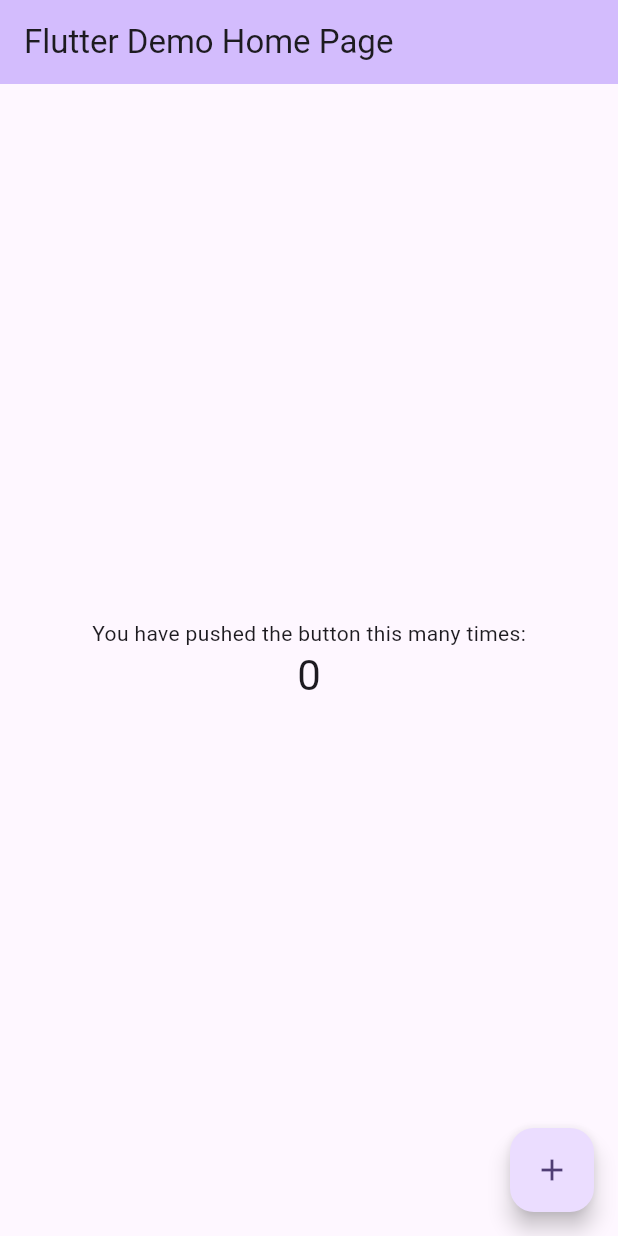
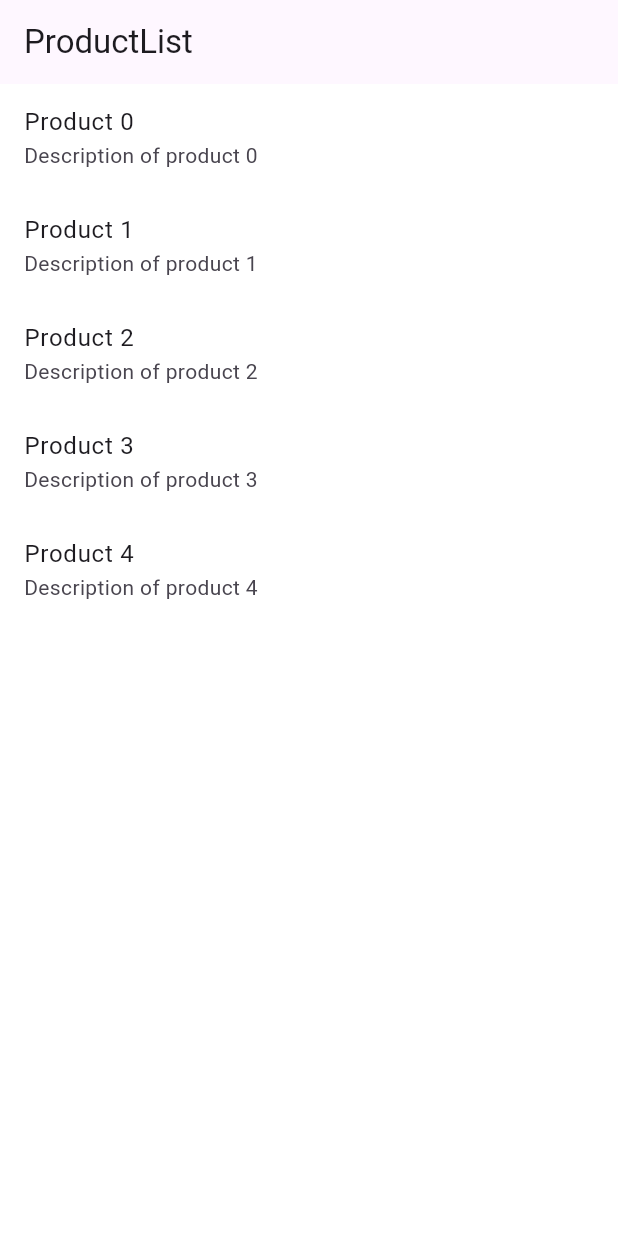
Before and after one commit to milenavms/sistema-lista-produtos, a Flutter app: the screen it shows after launch, on a phone screen of 412 x 824 dp. Run offline on Flutter 3.47's test engine with Material 3 defaults, Android fonts, the phone set to English and light mode, and no system bars.

Commit message:
feat: folder structure and creation of the product list and product details page

```diff
--- /dev/null
+++ b/lib/app.dart
@@ -0,0 +1,24 @@
+import 'package:flutter/material.dart';
+import 'screens/products/product_list.dart';
+import 'screens/products/product_details.dart';
+
+class App extends StatelessWidget {
+  const App({super.key});
+
+  @override
+  Widget build(BuildContext context) {
+    return MaterialApp(
+      title: 'Produtos App',
+      debugShowCheckedModeBanner: false,
+      theme: ThemeData(
+        primarySwatch: Colors.blue,
+        scaffoldBackgroundColor: Colors.white,
+      ),
+      initialRoute: '/',
+      routes: {
+        '/': (context) => const ProductList(),
+        '/detalhes': (context) => const ProductDetails(),
+      },
+    );
+  }
+}
--- /dev/null
+++ b/lib/controllers/api_controller.dart
@@ -0,0 +1 @@
+ // responsável por consumir a API
--- /dev/null
+++ b/lib/domain/models/product.dart
@@ -0,0 +1 @@
+// modelo de produto
--- a/lib/main.dart
+++ b/lib/main.dart
@@ -1,98 +1,6 @@
 import 'package:flutter/material.dart';
+import 'app.dart';
 
 void main() {
-  runApp(const MyApp());
+  runApp(const App());
 }
-
-class MyApp extends StatelessWidget {
-  const MyApp({super.key});
-
-  // This widget is the root of your application.
-  @override
-  Widget build(BuildContext context) {
-    return MaterialApp(
-      title: 'Flutter Demo',
-      theme: ThemeData(
-        colorScheme: ColorScheme.fromSeed(seedColor: Colors.deepPurple),
-      ),
-      home: const MyHomePage(title: 'Flutter Demo Home Page'),
-    );
-  }
-}
-
-class MyHomePage extends StatefulWidget {
-  const MyHomePage({super.key, required this.title});
-
-  final String title;
-
-  @override
-  State<MyHomePage> createState() => _MyHomePageState();
-}
-
-class _MyHomePageState extends State<MyHomePage> {
-  int _counter = 0;
-
-  void _incrementCounter() {
-    setState(() {
-      // This call to setState tells the Flutter framework that something has
-      // changed in this State, which causes it to rerun the build method below
-      // so that the display can reflect the updated values. If we changed
-      // _counter without calling setState(), then the build method would not be
-      // called again, and so nothing would appear to happen.
-      _counter++;
-    });
-  }
-
-  @override
-  Widget build(BuildContext context) {
-    // This method is rerun every time setState is called, for instance as done
-    // by the _incrementCounter method above.
-    //
-    // The Flutter framework has been optimized to make rerunning build methods
-    // fast, so that you can just rebuild anything that needs updating rather
-    // than having to individually change instances of widgets.
-    return Scaffold(
-      appBar: AppBar(
-        // TRY THIS: Try changing the color here to a specific color (to
-        // Colors.amber, perhaps?) and trigger a hot reload to see the AppBar
-        // change color while the other colors stay the same.
-        backgroundColor: Theme.of(context).colorScheme.inversePrimary,
-        // Here we take the value from the MyHomePage object that was created by
-        // the App.build method, and use it to set our appbar title.
-        title: Text(widget.title),
-      ),
-      body: Center(
-        // Center is a layout widget. It takes a single child and positions it
-        // in the middle of the parent.
-        child: Column(
-          // Column is also a layout widget. It takes a list of children and
-          // arranges them vertically. By default, it sizes itself to fit its
-          // children horizontally, and tries to be as tall as its parent.
-          //
-          // Column has various properties to control how it sizes itself and
-          // how it positions its children. Here we use mainAxisAlignment to
-          // center the children vertically; the main axis here is the vertical
-          // axis because Columns are vertical (the cross axis would be
-          // horizontal).
-          //
-          // TRY THIS: Invoke "debug painting" (choose the "Toggle Debug Paint"
-          // action in the IDE, or press "p" in the console), to see the
-          // wireframe for each widget.
-          mainAxisAlignment: MainAxisAlignment.center,
-          children: <Widget>[
-            const Text('You have pushed the button this many times:'),
-            Text(
-              '$_counter',
-              style: Theme.of(context).textTheme.headlineMedium,
-            ),
-          ],
-        ),
-      ),
-      floatingActionButton: FloatingActionButton(
-        onPressed: _incrementCounter,
-        tooltip: 'Increment',
-        child: const Icon(Icons.add),
-      ), // This trailing comma makes auto-formatting nicer for build methods.
-    );
-  }
-}
--- /dev/null
+++ b/lib/screens/products/product_details.dart
@@ -0,0 +1,20 @@
+import 'package:flutter/material.dart';
+
+class ProductDetails extends StatelessWidget {
+  const ProductDetails({super.key});
+
+  @override
+  Widget build(BuildContext context) {
+    return Scaffold(
+      appBar: AppBar(
+        title: const Text('ProductDetails'),
+      ),
+      body: const Center(
+        child: Text(
+          'ProductDetails Page',
+          style: TextStyle(fontSize: 24),
+        ),
+      ),
+    );
+  }
+}
--- /dev/null
+++ b/lib/screens/products/product_list.dart
@@ -0,0 +1,34 @@
+import 'package:flutter/material.dart';
+
+class ProductList extends StatefulWidget {
+  const ProductList({super.key});
+
+  @override
+  _ProductListState createState() => _ProductListState();
+}
+
+class _ProductListState extends State<ProductList> {
+  @override
+  void initState() {
+    super.initState();
+    // chama a API
+  }
+
+  @override
+  Widget build(BuildContext context) {
+    return Scaffold(
+      appBar: AppBar(
+        title: const Text('ProductList'),
+      ),
+      body: ListView.builder(
+        itemCount: 5,
+        itemBuilder: (context, index) {
+          return ListTile(
+            title: Text('Product $index'),
+            subtitle: Text('Description of product $index'),
+          );
+        },
+      ),
+    );
+  }
+}
--- /dev/null
+++ b/lib/utils/api.dart
@@ -0,0 +1 @@
+// URL base, endpoints e constantes da API
```
